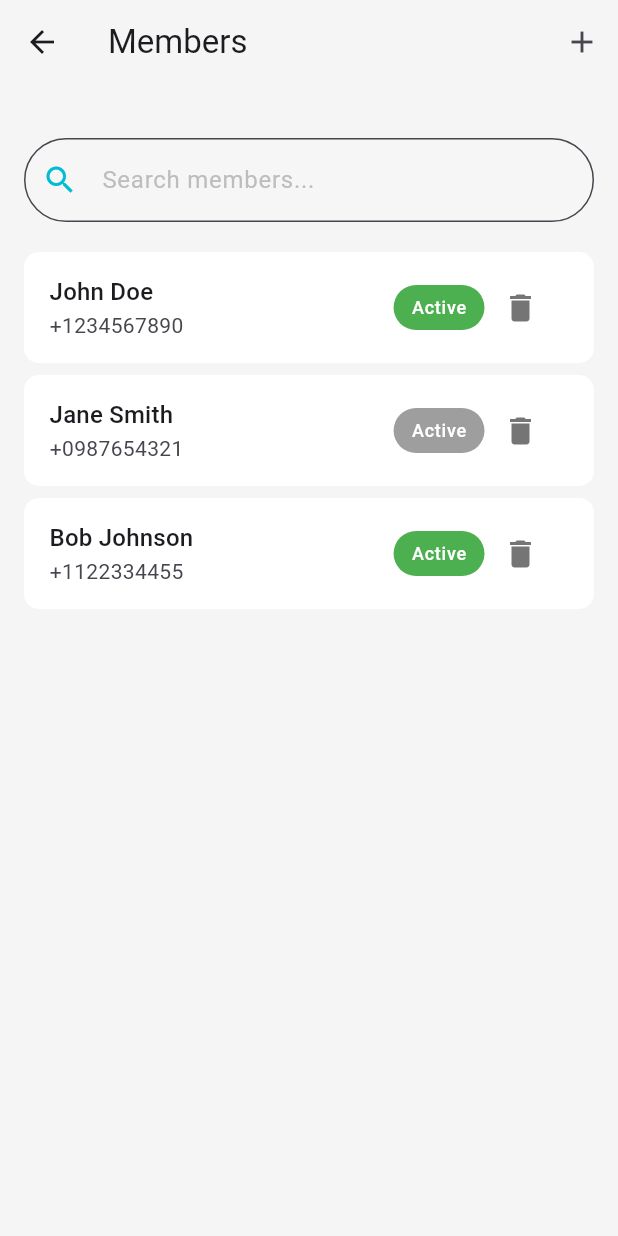
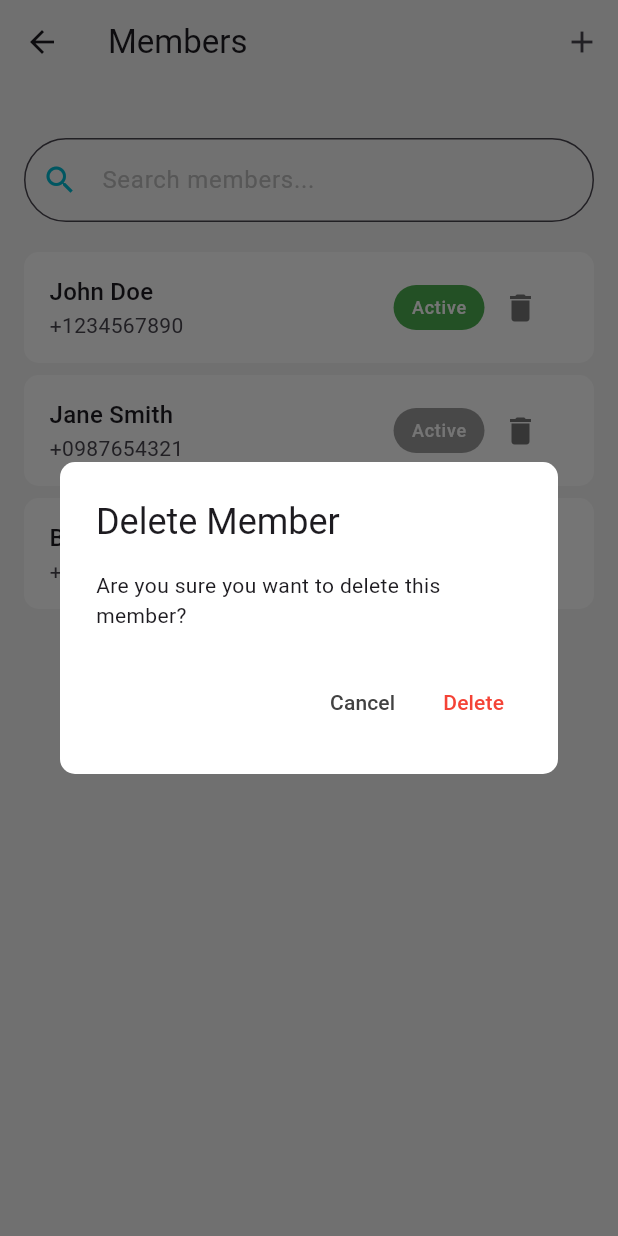
Before and after one commit to Danish9111/mess, a Flutter app: the AllMembers screen opened directly, after a tap on the "delete" icon, on a phone screen of 412 x 824 dp. Run offline on Flutter 3.47's test engine with Material 3 defaults, Android fonts, the phone set to English and light mode, and no system bars; our stand-ins replace carousel_slider, cloud_firestore, firebase_auth, firebase_core, flutter_rating_bar, flutter_riverpod and 6 more; accounts and stored records are empty.

Commit message:
customized delete buttons in all_members.dart

```diff
--- a/lib/screens/profile_screen/admin_profile/members_tab/all_members.dart
+++ b/lib/screens/profile_screen/admin_profile/members_tab/all_members.dart
@@ -1,4 +1,5 @@
 import 'package:flutter/material.dart';
+import 'dart:developer';
 
 class Member {
   final String id;
@@ -67,6 +68,13 @@ class _MembersTabState extends State<AllMembers> {
         name: name,
         phone: phone,
       ));
+    });
+    _filterMembers();
+  }
+
+  void _deleteMember(String memberId) {
+    setState(() {
+      _members.removeWhere((member) => member.id == memberId);
     });
     _filterMembers();
   }
@@ -212,7 +220,45 @@ class _MembersTabState extends State<AllMembers> {
                               ),
                             ),
                             IconButton(
-                              onPressed: () {},
+                              onPressed: () {
+                                log('pressed');
+                                showDialog(
+                                  context: context,
+                                  builder: (BuildContext context) {
+                                    return AlertDialog(
+                                      backgroundColor: Colors.white,
+                                      shape: RoundedRectangleBorder(
+                                        borderRadius: BorderRadius.circular(10),
+                                      ),
+                                      title: const Text('Delete Member'),
+                                      content: const Text(
+                                          'Are you sure you want to delete this member?'),
+                                      actions: [
+                                        TextButton(
+                                          style: TextButton.styleFrom(
+                                            overlayColor: Colors.grey.shade300,
+                                          ),
+                                          onPressed: () =>
+                                              Navigator.pop(context),
+                                          child: Text('Cancel',
+                                              style: TextStyle(
+                                                  color: Colors.grey.shade800)),
+                                        ),
+                                        TextButton(
+                                          onPressed: () {
+                                            _deleteMember(member.id);
+                                            Navigator.pop(context);
+                                          },
+                                          child: const Text(
+                                            'Delete',
+                                            style: TextStyle(color: Colors.red),
+                                          ),
+                                        ),
+                                      ],
+                                    );
+                                  },
+                                );
+                              },
                               icon: const Icon(Icons.delete),
                               color: Colors.grey.shade600,
                             ),
```
